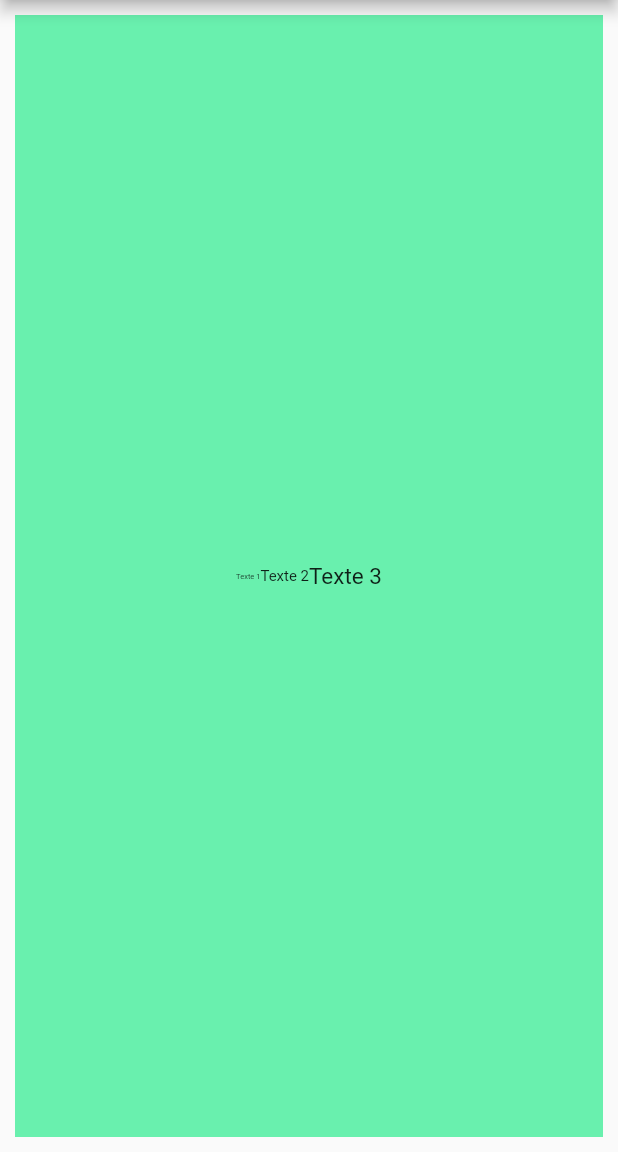
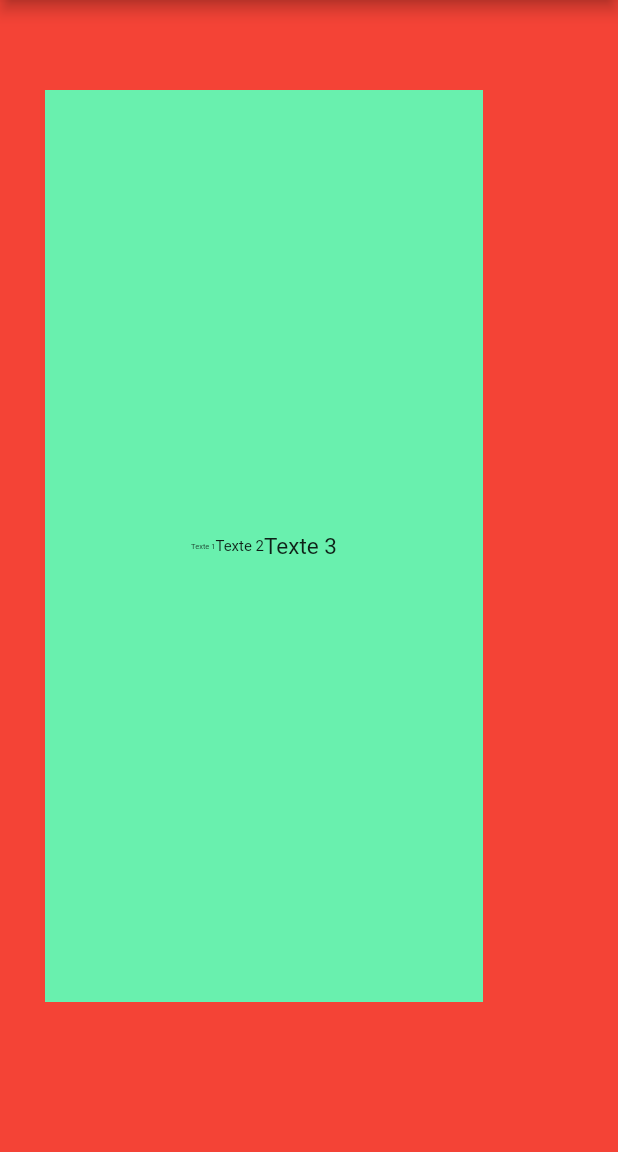
Before and after one commit to Devsaci/flutter2basicv3, a Flutter app: the screen it shows after launch, on a phone screen of 412 x 824 dp, the part 84-1236 px from its top. Run offline on Flutter 3.47's test engine with Material 2 defaults, Android fonts, the light colour scheme and no system bars.

Commit message:
EdgeInsets.fromLTRB(30, 60, 90, 100)

```diff
--- a/lib/main.dart
+++ b/lib/main.dart
@@ -33,12 +33,13 @@ class _MyHomePageState extends State<MyHomePage> {
   @override
   Widget build(BuildContext context) {
     return Scaffold(
+        backgroundColor: Colors.red,
       appBar: AppBar(
         // backgroundColor: Colors.yellow,
         title: Text(widget.title),
       ),
       body: Container(
-        margin: const EdgeInsets.all(10),
+        margin: const EdgeInsets.fromLTRB(30, 60, 90, 100),
         height: double.infinity,
         color: Colors.greenAccent,
           child: Row(
```
